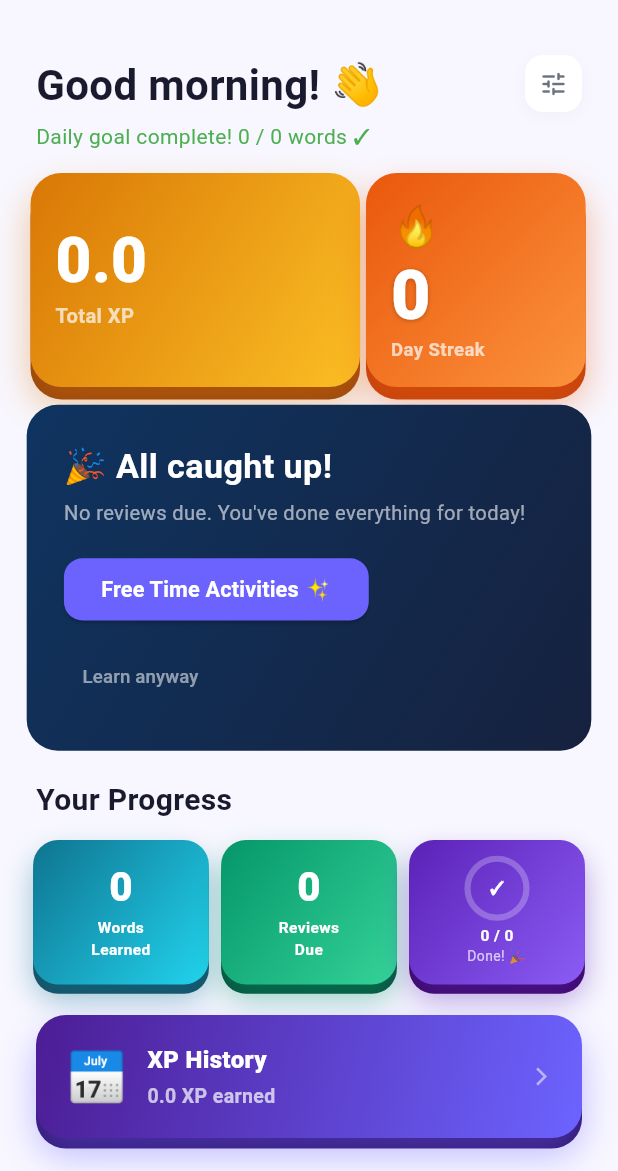
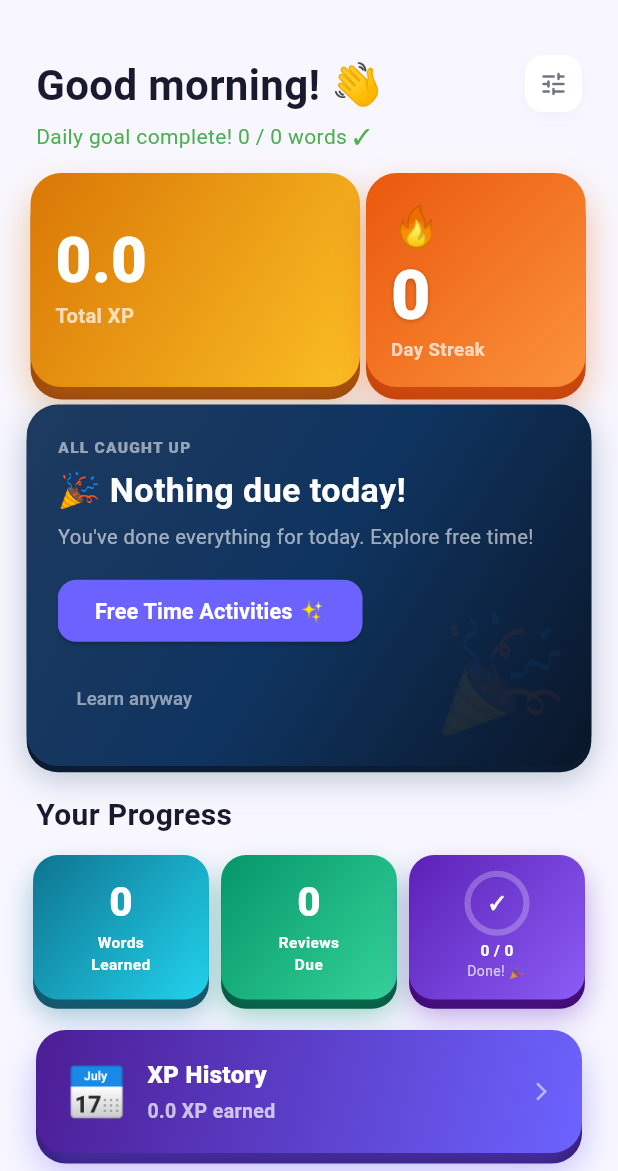
Before and after one commit to axmedovshahzodbek21-crypto/lexivo, a Flutter app: the HomeScreen screen opened directly with empty values, on a phone screen of 412 x 824 dp, the part 65-1236 px from its top. Run offline on Flutter 3.47's test engine with Material 3 defaults, Android fonts, the phone set to English and light mode, and no system bars; our stand-ins replace app_links, audioplayers, confetti, flutter_local_notifications, flutter_timezone, flutter_tts and 5 more; missing offline and left inert: home_widget; accounts and stored records are empty; network calls fail; statements that could not run were skipped.

Commit message:
feat: upgrade session card states to 3D gradient treatment
All three _buildSessionCard variants now use LinearGradient + 3D box shadow + watermark emoji, matching the design language of the rest of the home screen.

Co-Authored-By: Claude Sonnet 4.6 <noreply@anthropic.com>

```diff
--- a/lib/screens/home.dart
+++ b/lib/screens/home.dart
@@ -2301,30 +2301,47 @@ class _HomeScreenState extends State<HomeScreen>
         width: double.infinity,
         padding: const EdgeInsets.symmetric(horizontal: 18, vertical: 14),
         decoration: BoxDecoration(
-          color: const Color(0xFF6C63FF),
+          gradient: const LinearGradient(
+            colors: [Color(0xFFA78BFA), Color(0xFF6C63FF), Color(0xFF4C1D95)],
+            begin: Alignment.topLeft,
+            end: Alignment.bottomRight,
+          ),
           borderRadius: BorderRadius.circular(16),
           boxShadow: [
             const BoxShadow(
               color: Color(0xFF3D37B3),
-              offset: Offset(0, 6),
+              offset: Offset(0, 4),
               blurRadius: 0,
             ),
             BoxShadow(
-              color: const Color(0xFF6C63FF).withValues(alpha: 0.4),
-              blurRadius: 16,
-              offset: const Offset(0, 10),
-            ),
-          ],
-        ),
-        child: Row(
+              color: const Color(0xFF6C63FF).withValues(alpha: 0.45),
+              blurRadius: 18,
+              offset: const Offset(0, 8),
+            ),
+          ],
+        ),
+        child: Stack(
+          children: [
+            Positioned(
+              right: -4,
+              bottom: -10,
+              child: Text(
+                '⚡',
+                style: TextStyle(
+                  fontSize: 72,
+                  color: Colors.white.withValues(alpha: 0.07),
+                ),
+              ),
+            ),
+            Row(
               children: [
                 Expanded(
                   child: Column(
                     crossAxisAlignment: CrossAxisAlignment.start,
                     children: [
                       const Text(
-                    "Today's Session",
-                    style: TextStyle(color: Colors.white70, fontSize: 12),
+                        "TODAY'S SESSION",
+                        style: TextStyle(color: Colors.white60, fontSize: 10, fontWeight: FontWeight.w800, letterSpacing: 0.8),
                       ),
                       const SizedBox(height: 4),
                       Text(
@@ -2351,53 +2368,69 @@ class _HomeScreenState extends State<HomeScreen>
                 ),
               ],
             ),
+          ],
+        ),
       );
     }
 
     if (_reviewsDue > 0) {
       return Container(
         width: double.infinity,
-        padding: const EdgeInsets.all(24),
-        decoration: BoxDecoration(
-          color: context.surface2,
+        padding: const EdgeInsets.all(20),
+        decoration: BoxDecoration(
+          gradient: const LinearGradient(
+            colors: [Color(0xFFFCD34D), Color(0xFFF59E0B), Color(0xFFB45309)],
+            begin: Alignment.topLeft,
+            end: Alignment.bottomRight,
+          ),
           borderRadius: BorderRadius.circular(20),
-          border: Border.all(color: context.border),
-        ),
-        child: Column(
+          boxShadow: const [
+            BoxShadow(color: Color(0xFFB45309), offset: Offset(0, 4), blurRadius: 0),
+            BoxShadow(color: Color(0x55F59E0B), blurRadius: 18, offset: Offset(0, 8)),
+          ],
+        ),
+        child: Stack(
+          children: [
+            Positioned(
+              right: -8,
+              bottom: -12,
+              child: Text(
+                '🎯',
+                style: TextStyle(
+                  fontSize: 72,
+                  color: Colors.white.withValues(alpha: 0.07),
+                ),
+              ),
+            ),
+            Column(
               crossAxisAlignment: CrossAxisAlignment.start,
               children: [
-            Text(
-              "Today's Session",
-              style: TextStyle(color: context.textMuted, fontSize: 14),
-            ),
-            const SizedBox(height: 8),
-            Text(
+                const Text(
+                  "TODAY'S SESSION",
+                  style: TextStyle(color: Colors.white60, fontSize: 10, fontWeight: FontWeight.w800, letterSpacing: 0.8),
+                ),
+                const SizedBox(height: 6),
+                const Text(
                   'Daily Limit Reached 🎯',
-              style: TextStyle(
-                color: context.appText,
-                fontSize: 22,
-                fontWeight: FontWeight.bold,
-              ),
+                  style: TextStyle(color: Colors.white, fontSize: 22, fontWeight: FontWeight.bold),
                 ),
                 const SizedBox(height: 4),
                 Text(
                   'You\'ve learned $_todayLearned words today. Come back tomorrow!',
-              style: TextStyle(color: context.textMuted, fontSize: 13),
-            ),
-            const SizedBox(height: 16),
+                  style: const TextStyle(color: Colors.white70, fontSize: 13),
+                ),
+                const SizedBox(height: 14),
                 ElevatedButton(
                   onPressed: _showLimitReachedDialog,
                   style: ElevatedButton.styleFrom(
-                backgroundColor: context.border,
-                foregroundColor: context.textMuted,
-                shape: RoundedRectangleBorder(
-                  borderRadius: BorderRadius.circular(12),
-                ),
-              ),
-              child: const Text(
-                'Learn anyway',
-                style: TextStyle(fontWeight: FontWeight.bold),
-              ),
+                    backgroundColor: Colors.white.withValues(alpha: 0.25),
+                    foregroundColor: Colors.white,
+                    elevation: 0,
+                    shape: RoundedRectangleBorder(borderRadius: BorderRadius.circular(12)),
+                  ),
+                  child: const Text('Learn anyway', style: TextStyle(fontWeight: FontWeight.bold)),
+                ),
+              ],
             ),
           ],
         ),
@@ -2406,32 +2439,50 @@ class _HomeScreenState extends State<HomeScreen>
 
     return Container(
       width: double.infinity,
-      padding: const EdgeInsets.all(24),
+      padding: const EdgeInsets.all(20),
       decoration: BoxDecoration(
         gradient: const LinearGradient(
-          colors: [Color(0xFF0F3460), Color(0xFF16213E)],
+          colors: [Color(0xFF1E3A5F), Color(0xFF0F3460), Color(0xFF0A1628)],
           begin: Alignment.topLeft,
           end: Alignment.bottomRight,
         ),
         borderRadius: BorderRadius.circular(20),
-      ),
-      child: Column(
+        boxShadow: const [
+          BoxShadow(color: Color(0xFF0A1628), offset: Offset(0, 4), blurRadius: 0),
+          BoxShadow(color: Color(0x440F3460), blurRadius: 18, offset: Offset(0, 8)),
+        ],
+      ),
+      child: Stack(
+        children: [
+          Positioned(
+            right: -8,
+            bottom: -12,
+            child: Text(
+              '🎉',
+              style: TextStyle(
+                fontSize: 72,
+                color: Colors.white.withValues(alpha: 0.07),
+              ),
+            ),
+          ),
+          Column(
             crossAxisAlignment: CrossAxisAlignment.start,
             children: [
               const Text(
-            '🎉 All caught up!',
-            style: TextStyle(
-              color: Colors.white,
-              fontSize: 22,
-              fontWeight: FontWeight.bold,
-            ),
+                'ALL CAUGHT UP',
+                style: TextStyle(color: Colors.white54, fontSize: 10, fontWeight: FontWeight.w800, letterSpacing: 0.8),
+              ),
+              const SizedBox(height: 6),
+              const Text(
+                '🎉 Nothing due today!',
+                style: TextStyle(color: Colors.white, fontSize: 22, fontWeight: FontWeight.bold),
               ),
               const SizedBox(height: 4),
               const Text(
-            'No reviews due. You\'ve done everything for today!',
+                "You've done everything for today. Explore free time!",
                 style: TextStyle(color: Colors.white60, fontSize: 13),
               ),
-          const SizedBox(height: 16),
+              const SizedBox(height: 14),
               ElevatedButton(
                 onPressed: () => Navigator.push(
                   context,
@@ -2445,14 +2496,9 @@ class _HomeScreenState extends State<HomeScreen>
                 style: ElevatedButton.styleFrom(
                   backgroundColor: const Color(0xFF6C63FF),
                   foregroundColor: Colors.white,
-              shape: RoundedRectangleBorder(
-                borderRadius: BorderRadius.circular(12),
-              ),
-            ),
-            child: const Text(
-              'Free Time Activities ✨',
-              style: TextStyle(fontWeight: FontWeight.bold),
-            ),
+                  shape: RoundedRectangleBorder(borderRadius: BorderRadius.circular(12)),
+                ),
+                child: const Text('Free Time Activities ✨', style: TextStyle(fontWeight: FontWeight.bold)),
               ),
               const SizedBox(height: 8),
               TextButton(
@@ -2461,6 +2507,8 @@ class _HomeScreenState extends State<HomeScreen>
                   'Learn anyway',
                   style: TextStyle(color: Colors.white54, fontSize: 12),
                 ),
+              ),
+            ],
           ),
         ],
       ),
```
Lines whose indentation alone changed are shown as unchanged.
